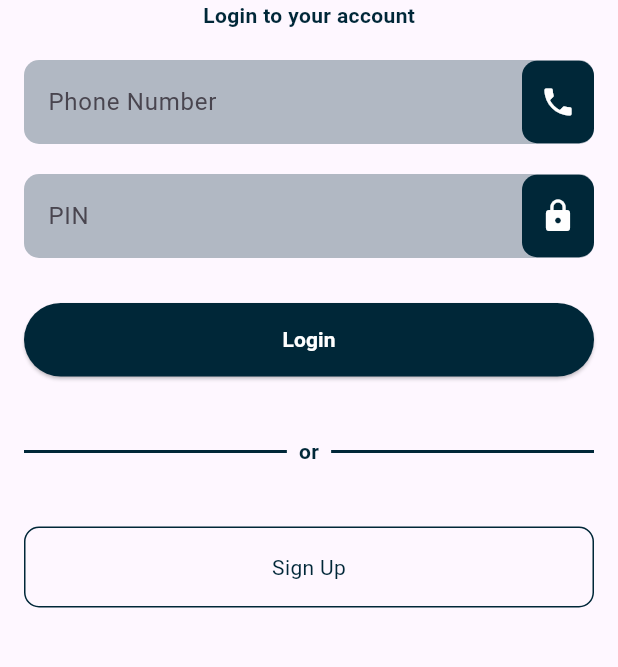
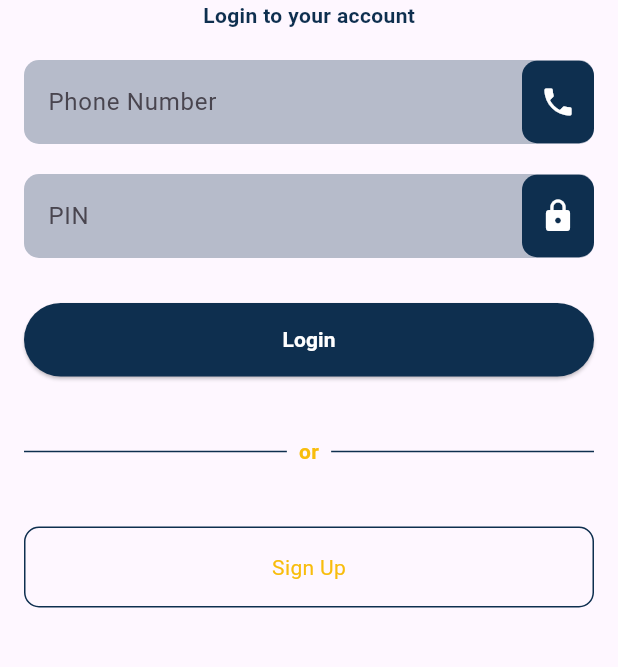
Before and after one commit to JabduT/BetRent, a Flutter app: the screen it shows after launch, on a phone screen of 412 x 824 dp, the part 234-901 px from its top. Run offline on Flutter 3.47's test engine with Material 3 defaults, Android fonts, the light colour scheme and no system bars; our stand-ins replace curved_navigation_bar, flutter_secure_storage.

Commit message:
color update

```diff
--- a/owner_app/lib/screens/authentication/login.dart
+++ b/owner_app/lib/screens/authentication/login.dart
@@ -160,7 +160,7 @@ class LoginScreen extends StatelessWidget {
                 Expanded(
                   child: Divider(
                     height: 20,
-                    thickness: 2,
+                    thickness: 1,
                     color: AppConstants.primaryColor,
                   ),
                 ),
@@ -169,7 +169,7 @@ class LoginScreen extends StatelessWidget {
                   child: Text(
                     'or',
                     style: TextStyle(
-                      color: AppConstants.primaryColor,
+                      color: AppConstants.secondaryColor,
                       fontWeight: FontWeight.bold,
                     ),
                   ),
@@ -177,7 +177,7 @@ class LoginScreen extends StatelessWidget {
                 Expanded(
                   child: Divider(
                     height: 20,
-                    thickness: 2,
+                    thickness: 1,
                     color: AppConstants.primaryColor,
                   ),
                 ),
@@ -197,7 +197,7 @@ class LoginScreen extends StatelessWidget {
                 child: Center(
                   child: Text(
                     'Sign Up',
-                    style: TextStyle(color: AppConstants.primaryColor),
+                    style: TextStyle(color: AppConstants.secondaryColor),
                   ),
                 ),
               ),
--- a/owner_app/lib/themes/colors.dart
+++ b/owner_app/lib/themes/colors.dart
@@ -1,7 +1,8 @@
 import 'package:flutter/material.dart';
 
 class AppConstants {
-  static final Color primaryColor = Color.fromRGBO(0, 39, 56, 1.0);
+  static final Color primaryColor = Color.fromRGBO(14, 47, 79, 1.0);
+  static final Color secondaryColor = Color.fromRGBO(248, 189, 13, 1.0);
 
   // static final Color backgroundColor = Color(0xFFC7B4FF);
 }
```
